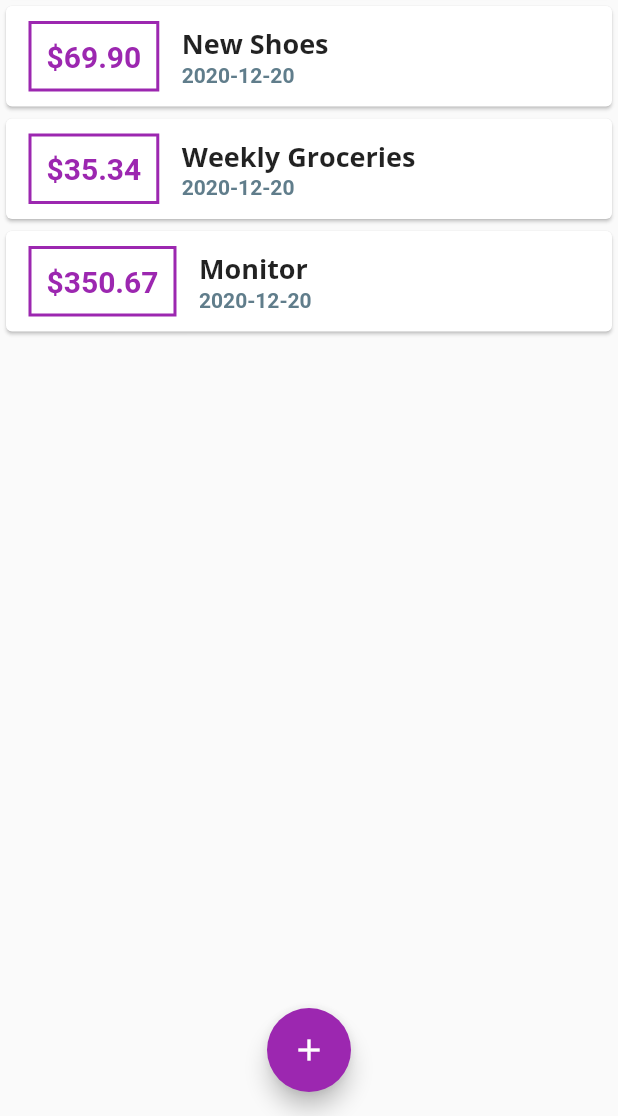
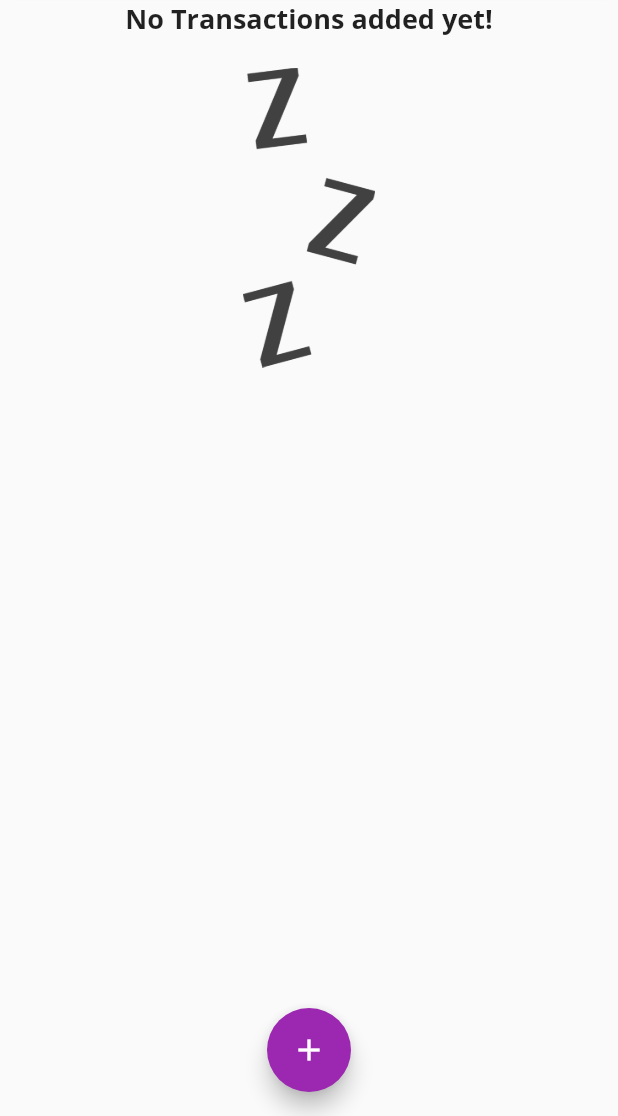
Before and after one commit to gMakaroglou/expenses_app, a Flutter app: the screen it shows after launch, on a phone screen of 412 x 824 dp, the part 120-1236 px from its top. Run offline on Flutter 3.47's test engine with Material 2 defaults, Android fonts, the phone set to English and light mode, and no system bars; Roboto replaces fonts that are missing (Open Sans).

Commit message:
+ Image Asset

```diff
--- a/lib/widgets/basic_structure.dart
+++ b/lib/widgets/basic_structure.dart
@@ -19,18 +19,18 @@
 
   final amountController = TextEditingController();
   final List<Transaction> _userTransactions = [
-    Transaction(id: 't1',
-        title: 'New Shoes',
-        amount: 69.9,
-        date: DateTime.now()),
-    Transaction(id: 't2',
-        title: 'Weekly Groceries',
-        amount: 35.34,
-        date: DateTime.now()),
-    Transaction(id: 't3',
-        title: 'Monitor',
-        amount: 350.67,
-        date: DateTime.now())
+    // Transaction(id: 't1',
+    //     title: 'New Shoes',
+    //     amount: 69.9,
+    //     date: DateTime.now()),
+    // Transaction(id: 't2',
+    //     title: 'Weekly Groceries',
+    //     amount: 35.34,
+    //     date: DateTime.now()),
+    // Transaction(id: 't3',
+    //     title: 'Monitor',
+    //     amount: 350.67,
+    //     date: DateTime.now())
   ];
   void _addNewTransaction(
       String title,double amount){
--- a/lib/widgets/transaction_list.dart
+++ b/lib/widgets/transaction_list.dart
@@ -32,7 +32,17 @@
       Container(
         height: 300,
         // child : SingleChildScrollView(
-        child: ListView.builder(
+        child: transactions.isEmpty ? Column(
+          children: [
+            Text('No Transactions added yet!',style: Theme.of(context).textTheme.title),
+            SizedBox(height:20.0),
+            Container(
+              height: 200,
+              child: Image.asset
+                ('assets/images/waiting.png',fit: BoxFit.cover,),
+            )
+          ],
+        ) : ListView.builder(
           itemCount: transactions.length,
           itemBuilder: (context, index)  {
             return Card(
@@ -76,7 +86,7 @@
 
               ),
             );
-          },),
+          },)
       // )
       );
   }
--- a/pubspec.yaml
+++ b/pubspec.yaml
@@ -48,7 +48,7 @@
 
   # To add assets to your application, add an assets section, like this:
   assets:
-    - assets/images/
+    - assets/images/waiting.png
 
   # An image asset can refer to one or more resolution-specific "variants", see
   # https://flutter.dev/assets-and-images/#resolution-aware.
```
